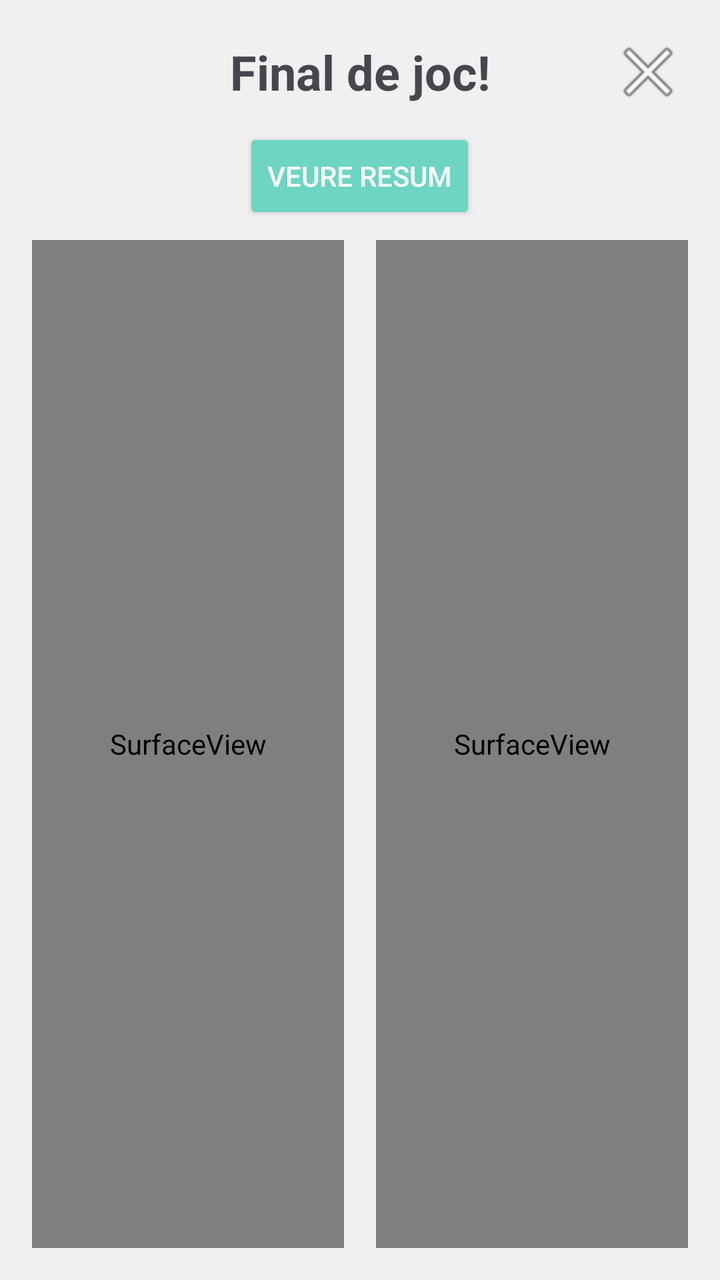
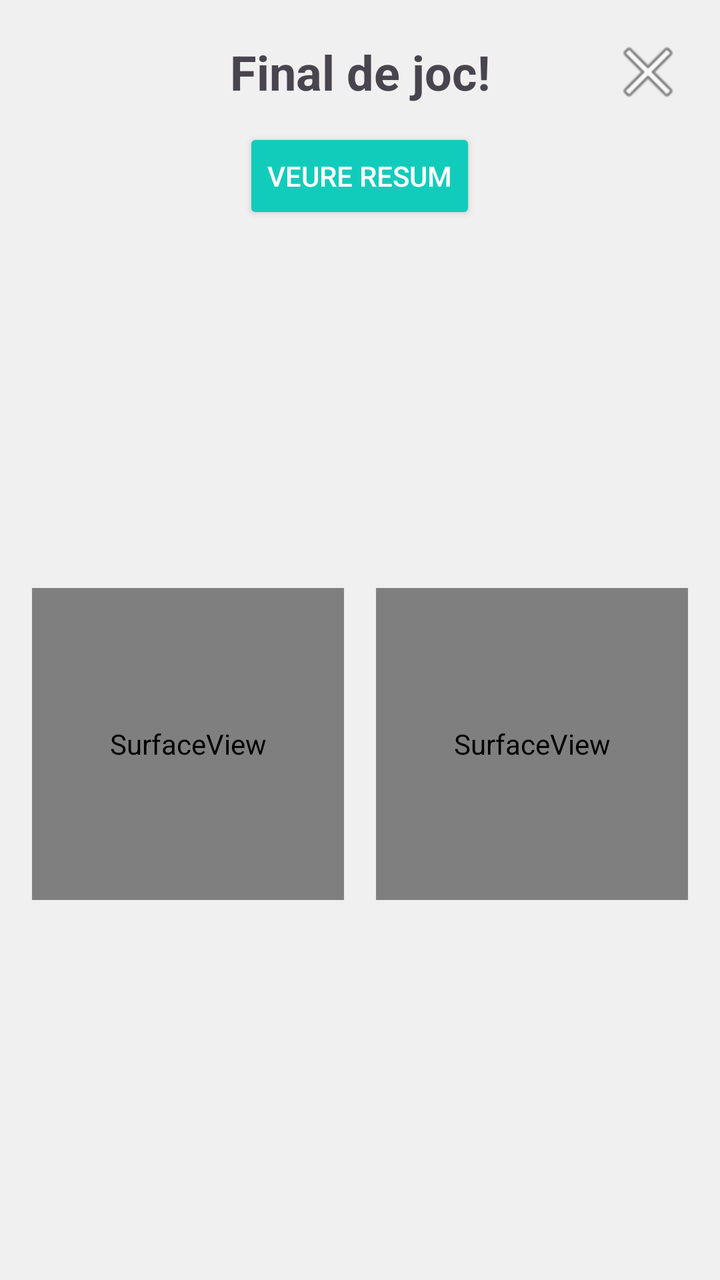

Two renders of the same Android screen: before a commit and after it. Below are the layout's source before the change and the commit's diff.
<!-- AndroidManifest.xml: application theme Theme.MyApplication -->
<!-- res/layout/final_joc.xml -->
<?xml version="1.0" encoding="utf-8"?>
<LinearLayout xmlns:android="http://schemas.android.com/apk/res/android"
    android:layout_width="match_parent"
    android:layout_height="match_parent"
    android:orientation="vertical"
    android:background="#F0F0F0"
    android:padding="16dp">

    <RelativeLayout
        android:layout_width="match_parent"
        android:layout_height="wrap_content">

        <TextView
            android:id="@+id/textViewGuanyador"
            android:layout_width="wrap_content"
            android:layout_height="wrap_content"
            android:layout_centerInParent="true"
            android:text="Final de joc!"
            android:textSize="24sp"
            android:textStyle="bold" />

        <ImageButton
            android:id="@+id/btnTancarResum"
            android:layout_width="40dp"
            android:layout_height="40dp"
            android:layout_alignParentEnd="true"
            android:background="@android:color/transparent"
            android:src="@android:drawable/ic_menu_close_clear_cancel"
            android:scaleType="fitCenter"/>
    </RelativeLayout>

    <Button
        android:id="@+id/btnVeureResum"
        android:layout_width="wrap_content"
        android:layout_height="wrap_content"
        android:layout_gravity="center"
        android:layout_marginTop="8dp"
        android:layout_marginBottom="8dp"
        android:backgroundTint="#6DD5C2"
        android:text="Veure resum"
        android:textColor="@android:color/white" />

    <LinearLayout
        android:layout_width="match_parent"
        android:layout_height="match_parent"
        android:orientation="horizontal"
        android:weightSum="2">

        <SurfaceView
            android:id="@+id/surfaceViewResumMeu"
            android:layout_width="0dp"
            android:layout_height="match_parent"
            android:layout_weight="1"
            android:layout_marginEnd="8dp" />

        <SurfaceView
            android:id="@+id/surfaceViewResumSeu"
            android:layout_width="0dp"
            android:layout_height="match_parent"
            android:layout_weight="1"
            android:layout_marginStart="8dp" />
    </LinearLayout>

</LinearLayout>
<!-- resources referenced by this layout -->
<resources>
  <style name="Theme.MyApplication" parent="Base.Theme.MyApplication" />
  <style name="Base.Theme.MyApplication" parent="Theme.Material3.DayNight.NoActionBar">
          
          
      </style>
</resources>

<!-- the commit's change to res/layout/final_joc.xml (unified diff, before → after) -->
@@ -1,5 +1,6 @@
 <?xml version="1.0" encoding="utf-8"?>
 <LinearLayout xmlns:android="http://schemas.android.com/apk/res/android"
+    xmlns:app="http://schemas.android.com/apk/res-auto"
     android:layout_width="match_parent"
     android:layout_height="match_parent"
     android:orientation="vertical"
@@ -36,29 +37,36 @@
         android:layout_gravity="center"
         android:layout_marginTop="8dp"
         android:layout_marginBottom="8dp"
-        android:backgroundTint="#6DD5C2"
+        android:backgroundTint="#12CCBB"
         android:text="Veure resum"
         android:textColor="@android:color/white" />
 
-    <LinearLayout
+    <androidx.constraintlayout.widget.ConstraintLayout
         android:layout_width="match_parent"
-        android:layout_height="match_parent"
-        android:orientation="horizontal"
-        android:weightSum="2">
+        android:layout_height="match_parent">
 
         <SurfaceView
             android:id="@+id/surfaceViewResumMeu"
             android:layout_width="0dp"
-            android:layout_height="match_parent"
-            android:layout_weight="1"
-            android:layout_marginEnd="8dp" />
+            android:layout_height="0dp"
+            android:layout_marginEnd="8dp"
+            app:layout_constraintDimensionRatio="1:1"
+            app:layout_constraintTop_toTopOf="parent"
+            app:layout_constraintBottom_toBottomOf="parent"
+            app:layout_constraintStart_toStartOf="parent"
+            app:layout_constraintEnd_toStartOf="@+id/surfaceViewResumSeu" />
 
         <SurfaceView
             android:id="@+id/surfaceViewResumSeu"
             android:layout_width="0dp"
-            android:layout_height="match_parent"
-            android:layout_weight="1"
-            android:layout_marginStart="8dp" />
-    </LinearLayout>
+            android:layout_height="0dp"
+            android:layout_marginStart="8dp"
+            app:layout_constraintDimensionRatio="1:1"
+            app:layout_constraintTop_toTopOf="parent"
+            app:layout_constraintBottom_toBottomOf="parent"
+            app:layout_constraintStart_toEndOf="@+id/surfaceViewResumMeu"
+            app:layout_constraintEnd_toEndOf="parent" />
+
+    </androidx.constraintlayout.widget.ConstraintLayout>
 
 </LinearLayout>
